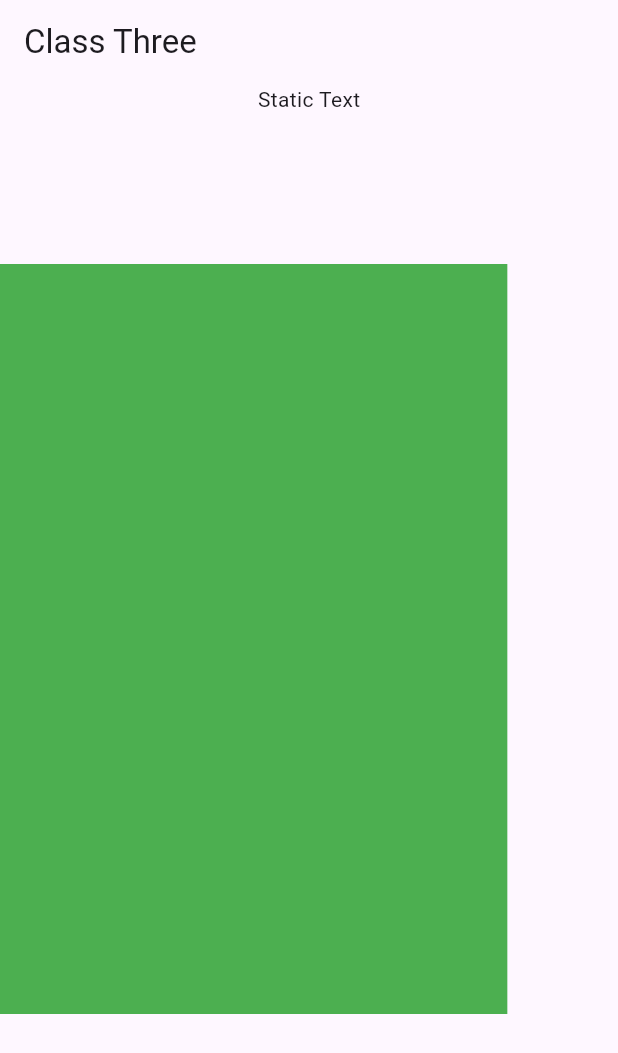
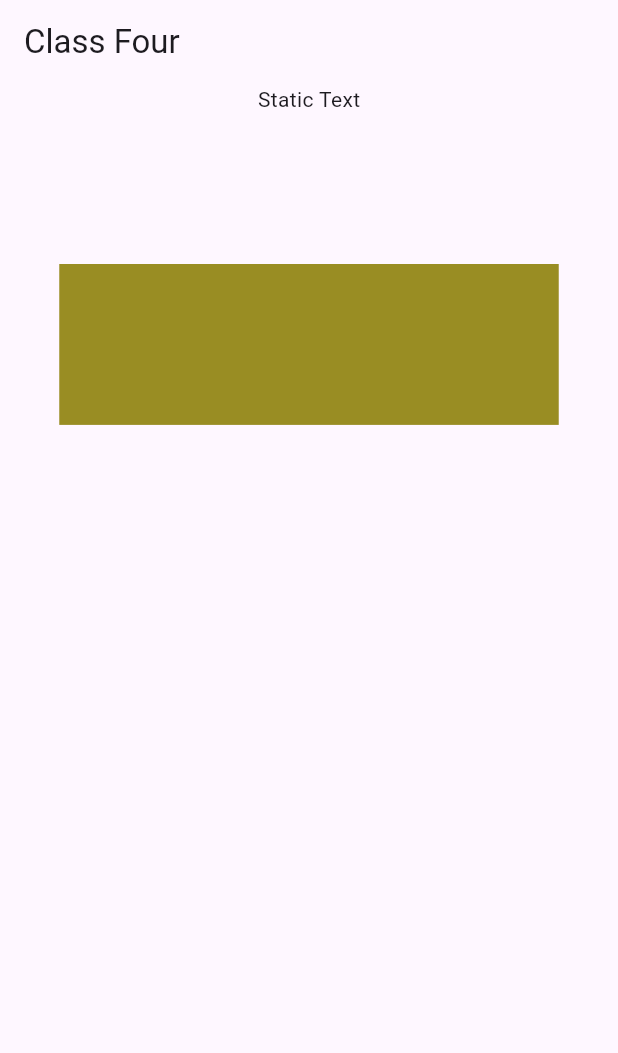
Before and after one commit to abdurrahmanador/flutter_animations, a Flutter app: the first screen one second after launch, on a phone screen of 412 x 824 dp. Shown: the top 1053 px of the screen. Run offline on Flutter 3.47's test engine with Material 3 defaults, Android fonts, the phone set to English and light mode, and no system bars.

Commit message:
Class Four has been completed

```diff
--- /dev/null
+++ b/lib/class_four.dart
@@ -0,0 +1,69 @@
+import 'package:flutter/material.dart';
+
+class AnimationClassFour extends StatefulWidget {
+  const AnimationClassFour({super.key});
+
+  @override
+  State<AnimationClassFour> createState() => _AnimationClassFourState();
+}
+
+class _AnimationClassFourState extends State<AnimationClassFour>
+    with SingleTickerProviderStateMixin {
+  late AnimationController _controller;
+  late Animation<double> _heightAnimation;
+  late Animation<double> _widthAnimation;
+  late Animation<Color?> _colorAnimation;
+
+  @override
+  void initState() {
+    super.initState();
+    _controller = AnimationController(
+      vsync: this,
+      duration: Duration(seconds: 2),
+    );
+    _heightAnimation = Tween<double>(
+      begin: 0,
+      end: 500,
+    ).animate(CurvedAnimation(parent: _controller, curve: Curves.easeIn));
+    _widthAnimation = Tween<double>(
+      begin: 0,
+      end: 1000,
+    ).animate(CurvedAnimation(parent: _controller, curve: Curves.easeInOut));
+    _colorAnimation = ColorTween(
+      begin: Colors.yellow,
+      end: Colors.black,
+    ).animate(_controller);
+
+    _controller.forward();
+  }
+
+  @override
+  void dispose() {
+    _controller.dispose();
+    super.dispose();
+  }
+
+  @override
+  Widget build(BuildContext context) {
+    return Scaffold(
+      appBar: AppBar(title: Text("Class Four")),
+      body: AnimatedBuilder(
+        animation: _controller,
+        child: Text("Static Text"),
+        builder: (context, child) => Center(
+          child: Column(
+            children: [
+              child!,
+              SizedBox(height: 100),
+              Container(
+                width: _widthAnimation.value,
+                height: _heightAnimation.value,
+                color: _colorAnimation.value,
+              ),
+            ],
+          ),
+        ),
+      ),
+    );
+  }
+}
--- a/lib/main.dart
+++ b/lib/main.dart
@@ -1,3 +1,4 @@
+import 'package:animations_class_one/class_four.dart';
 import 'package:flutter/material.dart';
 
 import 'class_one.dart';
@@ -20,7 +21,7 @@ class MyApp extends StatelessWidget {
 
         colorScheme: .fromSeed(seedColor: Colors.deepPurple),
       ),
-      home: AnimationClassThree()
+      home: AnimationClassFour()
     );
   }
 }
```
Also changed, not shown: 1 other file.
